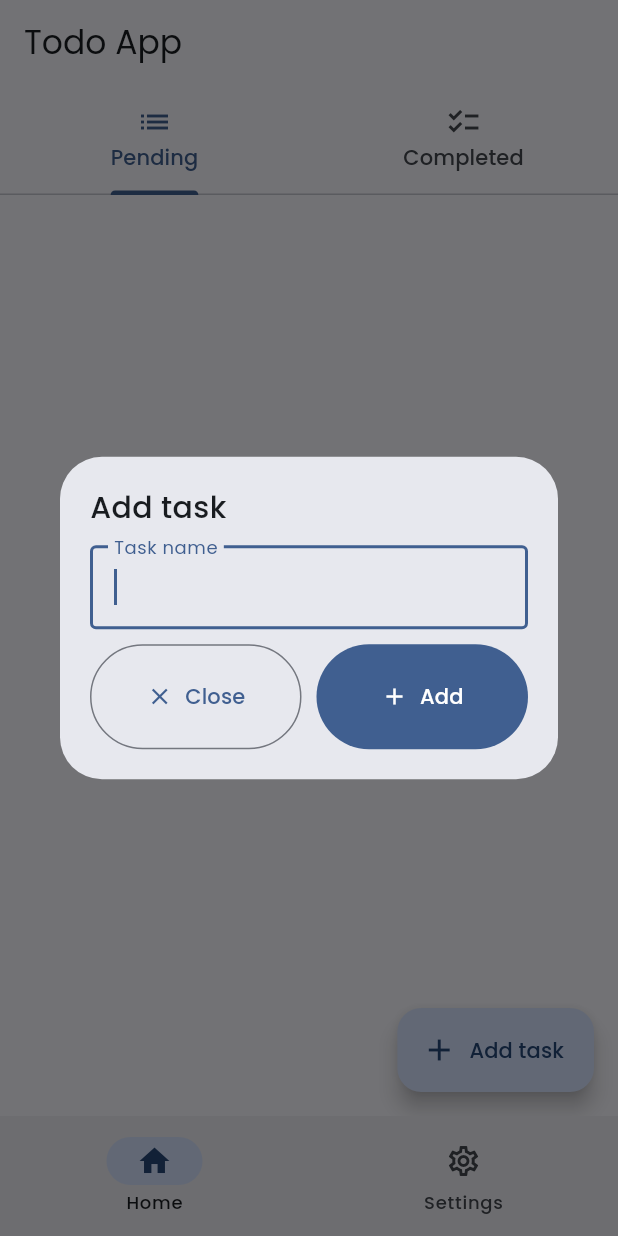
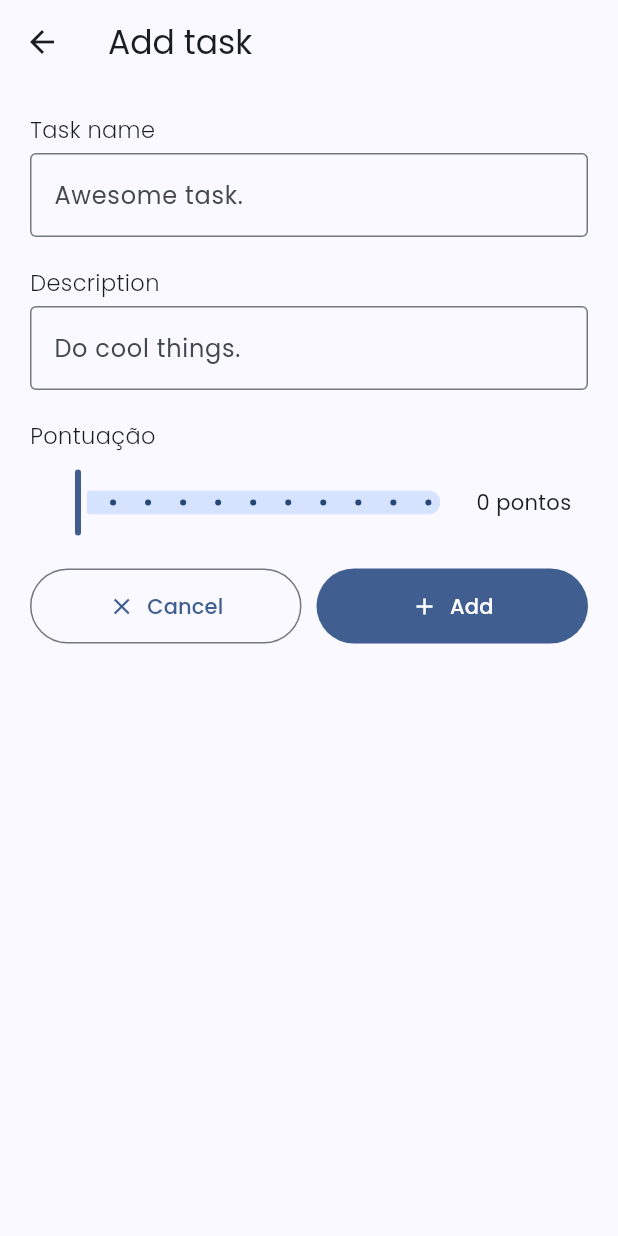
Before and after one commit to murilomonte/todo_app, a Flutter app: the screen it shows after launch, after a tap on "Add task", on a phone screen of 412 x 824 dp. Run offline on Flutter 3.47's test engine with Material 3 defaults, Android fonts, the phone set to English and light mode, and no system bars; our stand-ins replace google_fonts.

Commit message:
refactor: interface melhorada
- o modal de adicionar tarefas foi transformado em uma página para maior controle
- algumas melhorias no código

```diff
--- a/lib/providers/todo_provider.dart
+++ b/lib/providers/todo_provider.dart
@@ -10,10 +10,22 @@ class TodoProvider extends ChangeNotifier {
   List<TaskItem> get completedTasks => _completedTasks;
 
   // add task
-  void addTask(String value) {
+  void addTask({
+    String? title,
+    String? description = 'Without description.',
+    int? points = 0,
+  }) {
     // Overengineering? Maybe
     Uuid id = Uuid();
-    _pendingTasks.add(TaskItem(id: id.v1(), name: value, completed: false));
+    _pendingTasks.add(
+      TaskItem(
+        id: id.v1(),
+        name: title!,
+        description: description!,
+        points: points!,
+        completed: false,
+      ),
+    );
     notifyListeners();
   }
 
@@ -37,6 +49,14 @@ class TodoProvider extends ChangeNotifier {
 class TaskItem {
   String id;
   String name;
+  String description;
+  int points;
   bool completed;
-  TaskItem({required this.id, required this.name, required this.completed});
+  TaskItem({
+    required this.id,
+    required this.name,
+    required this.description,
+    required this.points,
+    required this.completed,
+  });
 }
--- /dev/null
+++ b/lib/views/add_task_page.dart
@@ -0,0 +1,156 @@
+import 'package:flutter/material.dart';
+import 'package:provider/provider.dart';
+import 'package:todo_provider/providers/todo_provider.dart';
+
+class AddtaskPage extends StatefulWidget {
+  const AddtaskPage({super.key});
+
+  @override
+  State<AddtaskPage> createState() => _AddtaskPageState();
+}
+
+class _AddtaskPageState extends State<AddtaskPage> {
+  final TextEditingController _titleController = TextEditingController();
+
+  final TextEditingController _descController = TextEditingController();
+
+  double _points = 0;
+
+  @override
+  Widget build(BuildContext context) {
+    // key que identifica unicamente o formulário
+    final formKey = GlobalKey<FormState>();
+    return Scaffold(
+      appBar: AppBar(title: Text('Add task')),
+      body: SingleChildScrollView(
+        child: Padding(
+          padding: EdgeInsets.all(20),
+          child: Column(
+            crossAxisAlignment: CrossAxisAlignment.start,
+            children: [
+              Form(
+                key: formKey,
+                child: Column(
+                  crossAxisAlignment: CrossAxisAlignment.start,
+                  children: [
+                    Text(
+                      'Task name',
+                      style: TextStyle(
+                        fontSize: 15,
+                        fontWeight: FontWeight.w300,
+                      ),
+                    ),
+                    SizedBox(height: 5),
+                    TextFormField(
+                      controller: _titleController,
+                      decoration: InputDecoration(
+                        hintText: 'Awesome task.',
+                        border: OutlineInputBorder()),
+                      validator: (value) {
+                        // validação que retorna uma mensagem ao usuário
+                        if (value == null || value.isEmpty) {
+                          return 'Add task name';
+                        }
+                        return null;
+                      },
+                    ),
+                    SizedBox(height: 20),
+                    Text(
+                      'Description',
+                      style: TextStyle(
+                        fontSize: 15,
+                        fontWeight: FontWeight.w300,
+                      ),
+                    ),
+                    SizedBox(height: 5),
+                    TextFormField(
+                      controller: _descController,
+                      decoration: InputDecoration(
+                        hintText: 'Do cool things.',
+                        border: OutlineInputBorder(
+                          // borderRadius: BorderRadius.all(Radius.circular(20))
+                        ),
+                      ),
+                    ),
+                  ],
+                ),
+              ),
+              SizedBox(height: 20),
+              Text(
+                'Pontuação',
+                style: TextStyle(fontSize: 15, fontWeight: FontWeight.w300),
+              ),
+              SizedBox(height: 10),
+              Row(
+                children: [
+                  Expanded(
+                    flex: 8,
+                    child: Slider(
+                      // ignore: deprecated_member_use
+                      year2023: false,
+                      value: _points,
+                      divisions: 10,
+                      max: 100,
+                      label: _points.round().toString(),
+                      onChanged: (value) {
+                        setState(() {
+                          _points = value;
+                        });
+                      },
+                    ),
+                  ),
+                  Expanded(flex: 2, child: Text('${_points.toInt()} pontos')),
+                ],
+              ),
+              SizedBox(height: 20),
+              Row(
+                spacing: 10,
+                children: [
+                  Expanded(
+                    child: OutlinedButton.icon(
+                      style: OutlinedButton.styleFrom(
+                        padding: EdgeInsets.symmetric(vertical: 15),
+                      ),
+                      onPressed: () => Navigator.pop(context),
+                      icon: Icon(Icons.close),
+                      label: Text('Cancel'),
+                    ),
+                  ),
+                  Expanded(
+                    child: FilledButton.icon(
+                      style: FilledButton.styleFrom(
+                        padding: EdgeInsets.symmetric(vertical: 15),
+                      ),
+                      onPressed: () {
+                        // verifica se o campo é válido. Caso contrário, mostra a mensagem de erro
+                        if (formKey.currentState!.validate()) {
+                          ScaffoldMessenger.of(context).showSnackBar(
+                            SnackBar(
+                              content: Text('Task added'),
+                              behavior: SnackBarBehavior.floating,
+                              showCloseIcon: true,
+                              duration: Duration(seconds: 2),
+                            ),
+                          );
+                          final todo = context.read<TodoProvider>();
+                          todo.addTask(
+                            title: _titleController.text,
+                            description: '',
+                            points: 0,
+                          );
+                          Navigator.pop(context);
+                        }
+                      },
+                      icon: Icon(Icons.add),
+                      label: Text('Add'),
+                    ),
+                  ),
+                ],
+              ),
+            ],
+          ),
+        ),
+      ),
+    );
+  }
+}
--- a/lib/views/home_page.dart
+++ b/lib/views/home_page.dart
@@ -1,5 +1,5 @@
 import 'package:flutter/material.dart';
-import 'package:todo_provider/widgets/add_task_modal.dart';
+import 'package:todo_provider/views/add_task_page.dart';
 import 'package:todo_provider/widgets/task_tab.dart';
 
 class HomePage extends StatelessWidget {
@@ -27,12 +27,7 @@ class HomePage extends StatelessWidget {
         ),
         floatingActionButton: FloatingActionButton.extended(
           onPressed: () {
-            showDialog(
-              context: context,
-              builder: (context) {
-                return AddTaskModal();
-              },
-            );
+            Navigator.push(context, MaterialPageRoute(builder: (context) => AddtaskPage(),));
           },
           label: Text('Add task'),
           icon: Icon(Icons.add),
--- a/lib/widgets/add_task_modal.dart
+++ /dev/null
@@ -1,99 +0,0 @@
-import 'package:flutter/material.dart';
-import 'package:provider/provider.dart';
-import 'package:todo_provider/providers/todo_provider.dart';
-
-class AddTaskModal extends StatefulWidget {
-  const AddTaskModal({super.key});
-
-  @override
-  State<AddTaskModal> createState() => _AddTaskModalState();
-}
-
-class _AddTaskModalState extends State<AddTaskModal> {
-  final TextEditingController _controller = TextEditingController();
-
-  @override
-  Widget build(BuildContext context) {
-    _controller.text = '';
-    // key que identifica unicamente o formulário
-    final formKey = GlobalKey<FormState>();
-
-    return Dialog(
-      child: SingleChildScrollView(
-        child: Padding(
-          padding: EdgeInsets.all(20),
-          child: Form(
-            key: formKey,
-            child: Column(
-              crossAxisAlignment: CrossAxisAlignment.start,
-              children: [
-                Text(
-                  'Add task',
-                  style: TextStyle(fontSize: 20, fontWeight: FontWeight.w500),
-                ),
-                SizedBox(height: 10),
-
-                TextFormField(
-                  autofocus: true,
-                  controller: _controller,
-                  decoration: InputDecoration(
-                    border: OutlineInputBorder(),
-                    label: Text('Task name'),
-                  ),
-                  validator: (value) {
-                    // validação que retorna uma mensagem ao usuário
-                    if (value == null || value.isEmpty) {
-                      return 'Add task name';
-                    }
-                    return null;
-                  },
-                ),
-                SizedBox(height: 10),
-                Row(
-                  spacing: 10,
-                  children: [
-                    Expanded(
-                      child: OutlinedButton.icon(
-                        style: OutlinedButton.styleFrom(
-                          padding: EdgeInsets.symmetric(vertical: 25),
-                        ),
-                        onPressed: () => Navigator.pop(context),
-                        icon: Icon(Icons.close),
-                        label: Text('Close'),
-                      ),
-                    ),
-                    Expanded(
-                      child: FilledButton.icon(
-                        style: FilledButton.styleFrom(
-                          padding: EdgeInsets.symmetric(vertical: 25),
-                        ),
-                        onPressed: () {
-                          // verifica se o campo é válido. Caso contrário, mostra a mensagem de erro
-                          if (formKey.currentState!.validate()) {
-                            ScaffoldMessenger.of(context).showSnackBar(
-                              SnackBar(
-                                content: Text('Task added'),
-                                behavior: SnackBarBehavior.floating,
-                                showCloseIcon: true,
-                                duration: Duration(seconds: 2),
-                              ),
-                            );
-                            final todo = context.read<TodoProvider>();
-                            todo.addTask(_controller.text);
-                            Navigator.pop(context);
-                          }
-                        },
-                        icon: Icon(Icons.add),
-                        label: Text('Add'),
-                      ),
-                    ),
-                  ],
-                ),
-              ],
-            ),
-          ),
-        ),
-      ),
-    );
-  }
-}
```
Also changed, not shown: lib/widgets/task_tab.dart (+31 -10 lines), 1 other file.
